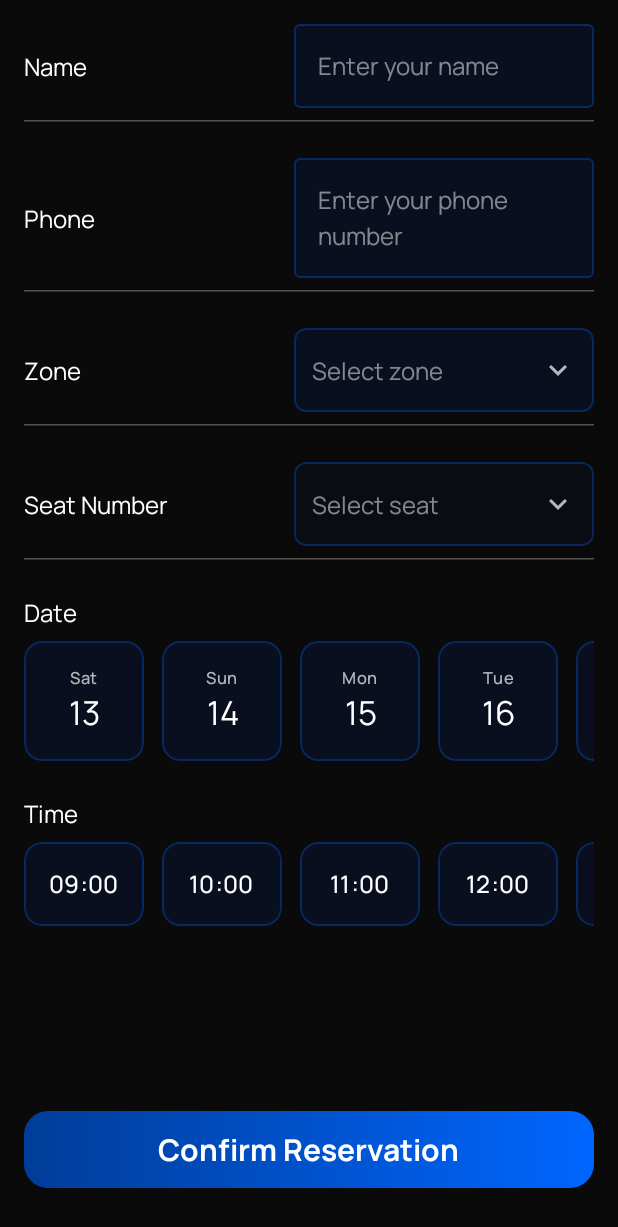
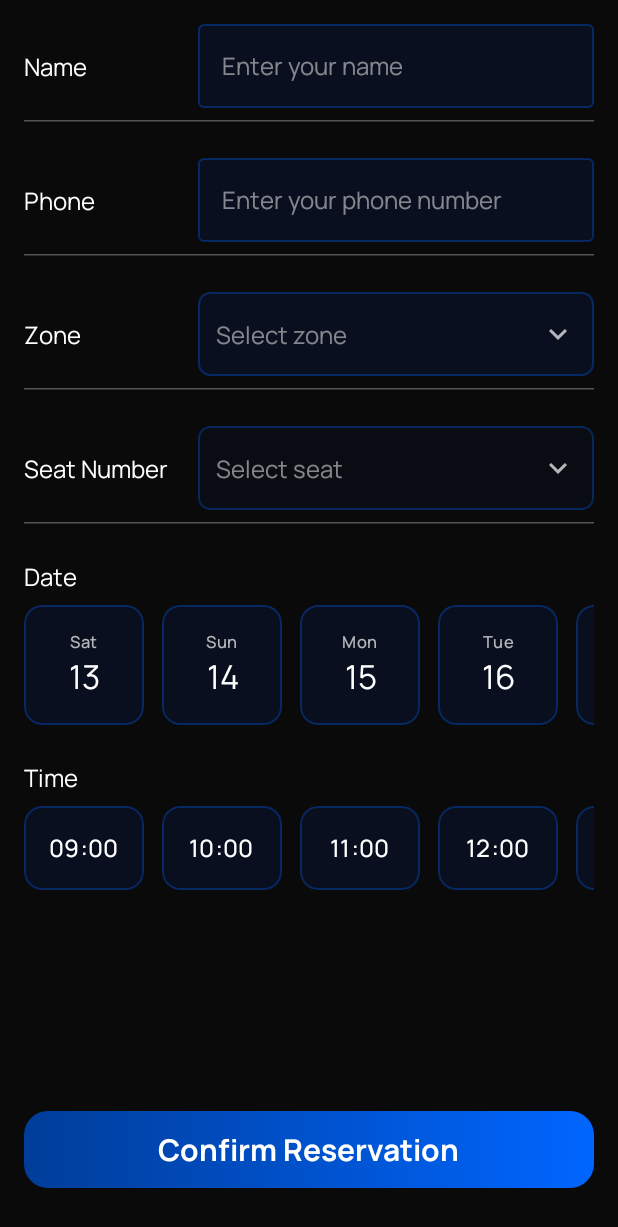
Before and after one commit to PelipetsOlga/1979_CyberClub, an Android app built with Jetpack Compose: the composable ReserveSeatScreenContent shown on its own in the app's theme, on a phone screen of 412 x 824 dp. Shown: the top 1227 px of the screen. Run offline under Robolectric (Android 15) with nearby library versions, the phone set to English and light mode, and no system bars; our stand-ins replace Dagger/Hilt's generated code.

```diff
--- a/app/src/main/kotlin/ui/feature_home_wrapper/reserve_seat/ui/feature_home_wrapper/reserve_seat/ReserveSeatScreen.kt
+++ b/app/src/main/kotlin/ui/feature_home_wrapper/reserve_seat/ui/feature_home_wrapper/reserve_seat/ReserveSeatScreen.kt
@@ -6,6 +6,7 @@ import androidx.compose.foundation.horizontalScroll
 import androidx.compose.foundation.layout.*
 import androidx.compose.foundation.rememberScrollState
 import androidx.compose.foundation.shape.RoundedCornerShape
+import androidx.compose.foundation.verticalScroll
 import androidx.compose.foundation.text.KeyboardOptions
 import androidx.compose.material.icons.Icons
 import androidx.compose.material.icons.filled.KeyboardArrowDown
@@ -87,7 +88,12 @@ fun ReserveSeatScreenContent(
     Column(
         modifier = modifier
             .fillMaxSize()
-            .padding(16.dp),
+            .padding(16.dp)
+    ) {
+        Column(
+            modifier = Modifier
+                .weight(1f)
+                .verticalScroll(rememberScrollState()),
             verticalArrangement = Arrangement.spacedBy(24.dp)
         ) {
             // Name field
@@ -180,17 +186,6 @@ fun ReserveSeatScreenContent(
                 }
             }
 
-        Spacer(modifier = Modifier.weight(1f))
-
-        // Confirm Reservation button
-        PrimaryButton(
-            onClick = { onEvent(ReserveSeatEvent.OnConfirmReservation) },
-            text = "Confirm Reservation",
-            modifier = Modifier
-                .fillMaxWidth()
-                .padding(vertical = 16.dp)
-        )
-
             if (state.isLoading) {
                 CircularProgressIndicator(
                     modifier = Modifier
@@ -209,6 +204,16 @@ fun ReserveSeatScreenContent(
                 )
             }
         }
+
+        // Confirm Reservation button - fixed at bottom
+        PrimaryButton(
+            onClick = { onEvent(ReserveSeatEvent.OnConfirmReservation) },
+            text = "Confirm Reservation",
+            modifier = Modifier
+                .fillMaxWidth()
+                .padding(top = 16.dp, bottom = 16.dp)
+        )
+    }
 }
 
 @Composable
@@ -224,13 +229,14 @@ fun ReservationTextField(
     ) {
         Row(
             modifier = Modifier.fillMaxWidth(),
-            horizontalArrangement = Arrangement.SpaceBetween,
+            horizontalArrangement = Arrangement.spacedBy(16.dp),
             verticalAlignment = Alignment.CenterVertically
         ) {
             Text(
                 text = label,
                 style = MaterialTheme.typography.bodyMedium,
-                color = colorWhitePure
+                color = colorWhitePure,
+                modifier = Modifier.width(100.dp)
             )
             OutlinedTextField(
                 value = value,
@@ -241,7 +247,7 @@ fun ReservationTextField(
                         color = colorWhitePure.copy(alpha = 0.5f)
                     )
                 },
-                modifier = Modifier.width(200.dp),
+                modifier = Modifier.weight(1f),
                 colors = OutlinedTextFieldDefaults.colors(
                     focusedTextColor = colorWhitePure,
                     unfocusedTextColor = colorWhitePure,
@@ -278,18 +284,19 @@ fun ReservationDropdownField(
     ) {
         Row(
             modifier = Modifier.fillMaxWidth(),
-            horizontalArrangement = Arrangement.SpaceBetween,
+            horizontalArrangement = Arrangement.spacedBy(16.dp),
             verticalAlignment = Alignment.CenterVertically
         ) {
             Text(
                 text = label,
                 style = MaterialTheme.typography.bodyMedium,
-                color = colorWhitePure
+                color = colorWhitePure,
+                modifier = Modifier.width(100.dp)
             )
-            Box {
+            Box(modifier = Modifier.weight(1f)) {
                 Row(
                     modifier = Modifier
-                        .width(200.dp)
+                        .fillMaxWidth()
                         .clip(RoundedCornerShape(8.dp))
                         .background(
                             if (enabled) colorBackgroundMain else colorBackgroundMain.copy(alpha = 0.5f)
@@ -319,7 +326,7 @@ fun ReservationDropdownField(
                     expanded = expanded,
                     onDismissRequest = { expanded = false },
                     modifier = Modifier
-                        .width(200.dp)
+                        .fillMaxWidth()
                         .background(colorBackgroundMain)
                 ) {
                     options.forEach { option ->
```
Lines whose indentation alone changed are shown as unchanged.
